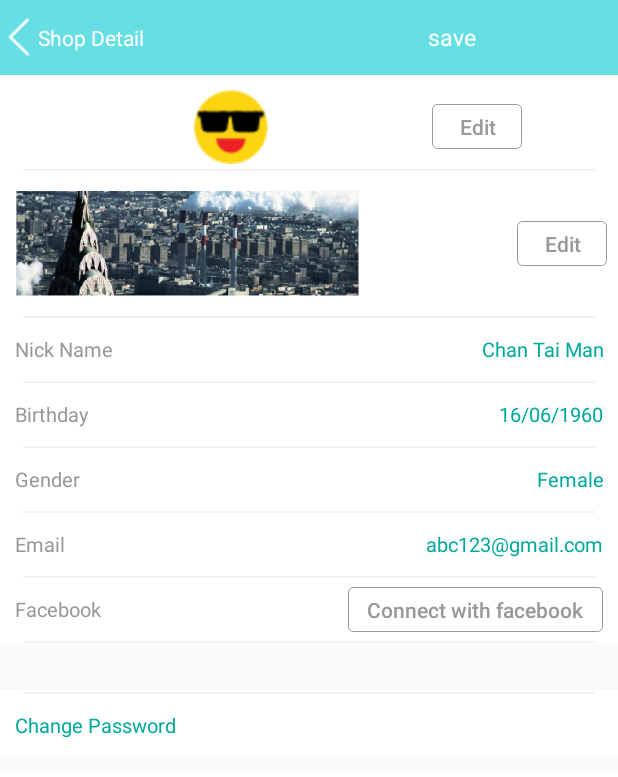
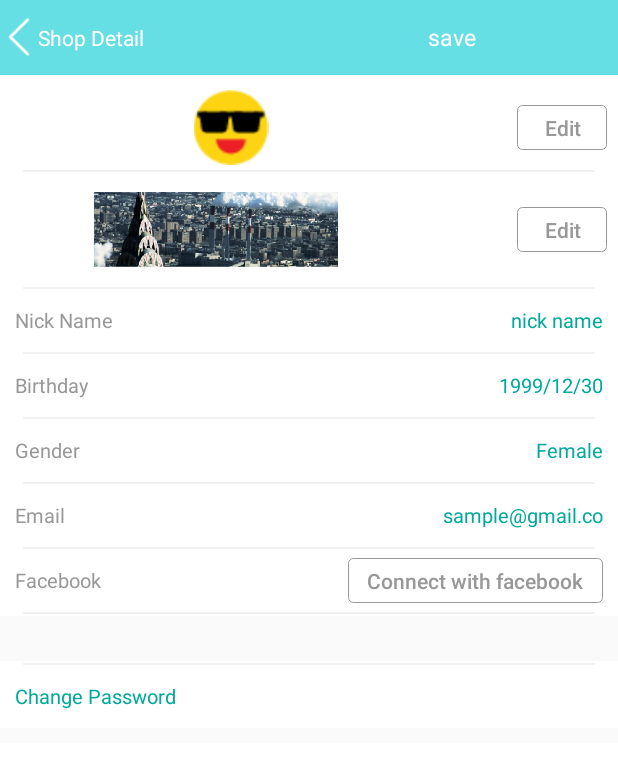
Before and after one commit to kelvinlocc/Shopdaily, an Android app: the Fragment_Profile_shop_owner screen opened directly, with no data from a screen before it, after a tap on "Edit", on a phone screen of 412 x 824 dp. Shown: the top 777 px of the screen. Run offline under Robolectric (Android 15) with nearby library versions, the phone set to English and light mode, and no system bars; 27 statements that could not run were skipped.

Commit message:
get and download and update the image of user icon
going to enable the edit of user's info

```diff
--- a/app/src/main/java/shopdaily/dev/accordhk/com/shopdaily/Activity/profile_shop_owner_edit.java
+++ b/app/src/main/java/shopdaily/dev/accordhk/com/shopdaily/Activity/profile_shop_owner_edit.java
@@ -22,14 +22,22 @@ import android.view.View;
 import android.view.Window;
 import android.view.WindowManager;
 import android.widget.Button;
+import android.widget.EditText;
 import android.widget.ImageView;
 import android.widget.TextView;
 import android.widget.Toast;
 
+import com.androidquery.callback.AjaxStatus;
+
+import org.json.JSONException;
+import org.json.JSONObject;
+
 import java.io.IOException;
 import java.io.InputStream;
 import java.net.URL;
+import java.util.Objects;
 
+import shopdaily.dev.accordhk.com.shopdaily.API_DataModel.Login_Response;
 import shopdaily.dev.accordhk.com.shopdaily.API_DataModel.Login_Response_Data;
 import shopdaily.dev.accordhk.com.shopdaily.R;
 import shopdaily.dev.accordhk.com.shopdaily.Uility.API;
@@ -52,7 +60,7 @@ public class profile_shop_owner_edit extends AppCompatActivity {
     MyPreApp myPreApp;
     String upLoadServerUri;
     Login_Response_Data login_response_data;
-    ImageView imageView;
+    ImageView member_icon;
     String uploadFilePath;
 
     protected void onCreate(Bundle savedInstanceState) {
@@ -65,32 +73,32 @@ public class profile_shop_owner_edit extends AppCompatActivity {
         myApi = new API(this);
         myPreApp = new MyPreApp();
         setContentView(R.layout.fragment_profile_shop_owner_edit);
-        upLoadServerUri ="http://shopdailydev.accordhkcloudapi.com/api/member_profile_image_upload";
+        upLoadServerUri = "http://shopdailydev.accordhkcloudapi.com/api/member_profile_image_upload";
         login_response_data = myPreApp.getLoginResponse().data;
 
 
-        imageView = (ImageView) findViewById(R.id.icon);
-        Log.i(TAG, "onCreate: image url "+login_response_data.member_profile_image);
-        showImageTwo();
-//        imgView.setImageDrawable(LoadImageFromWebOperations(login_response_data.member_profile_image));
+        member_icon = (ImageView) findViewById(R.id.icon);
+        Log.i(TAG, "onCreate: image url " + login_response_data.member_profile_image);
+        if (myPreApp.getBitmapFromURL(login_response_data.member_profile_image) != null) {
+            member_icon.setImageBitmap(myPreApp.getBitmapFromURL(login_response_data.member_profile_image));
+        }
 
-        TextView nick_name = (TextView) findViewById(R.id.txt_nickName);
+
+        EditText nick_name = (EditText) findViewById(R.id.txt_nickName);
         nick_name.setText(login_response_data.member_nick_name);
 
-        TextView birthday = (TextView) findViewById(R.id.birthday);
+        EditText birthday = (EditText) findViewById(R.id.birthday);
         birthday.setText(login_response_data.member_birthday);
 
-        TextView email = (TextView) findViewById(R.id.email);
+        EditText email = (EditText) findViewById(R.id.email);
         email.setText(login_response_data.member_email);
 
-        TextView gender = (TextView) findViewById(R.id.gender);
-        if (login_response_data.member_gender =="1"){
+        EditText gender = (EditText) findViewById(R.id.gender);
+        if (login_response_data.member_gender == "1") {
             gender.setText("Male");
-        }
-        else {
+        } else {
             gender.setText("Female");
         }
-
 
 
         Button upload_profile_pic = (Button) findViewById(R.id.upload_profile);
@@ -168,19 +176,6 @@ public class profile_shop_owner_edit extends AppCompatActivity {
 
     }
 
-    public void showImageTwo() {
-        StrictMode.ThreadPolicy policy = new StrictMode.ThreadPolicy.Builder().permitAll().build();
-        StrictMode.setThreadPolicy(policy);
-        try {
-            URL url = new URL(login_response_data.member_profile_image);
-            imageView.setImageBitmap(BitmapFactory.decodeStream((InputStream)url.getContent()));
-        } catch (IOException e) {
-            Log.e(TAG, e.getMessage());
-        }
-    }
-
-
-
     @Override
     public void onActivityResult(final int requestCode, int resultCode, Intent data) {
         super.onActivityResult(requestCode, resultCode, data);
@@ -223,27 +218,50 @@ public class profile_shop_owner_edit extends AppCompatActivity {
             int columnIndex = cursor.getColumnIndex(filePathColumn[0]);
             imgPath = cursor.getString(columnIndex);
             cursor.close();
-            ImageView imgView = (ImageView) findViewById(R.id.icon);
-            // Set the Image in ImageView
-            imgView.setImageBitmap(BitmapFactory
-                    .decodeFile(imgPath));
+
             // Get the Image's file name
             String fileNameSegments[] = imgPath.split("/");
             fileName = fileNameSegments[fileNameSegments.length - 1];
             // Put file name in Async Http Post Param which will used in Php web app
             Log.i(TAG, "onActivityResult: fileName " + fileName);
-            if (uploadFilePath != "") {
-                int result = myPreApp.uploadImage("654321","1",login_response_data.member_session,uploadFilePath);
-                if(result==1){
+            if (!Objects.equals(uploadFilePath, "")) {
+                int result = myPreApp.uploadImage("654321", "1", login_response_data.member_session, uploadFilePath);
+                if (result == 1) {
                     Toast.makeText(profile_shop_owner_edit.this, "file is uploaded", Toast.LENGTH_SHORT).show();
-                }
-                else {
+                    ImageView imgView = (ImageView) findViewById(R.id.icon);
+                    // Set the Image in ImageView
+                    imgView.setImageBitmap(BitmapFactory
+                            .decodeFile(imgPath));
+                    Log.i(TAG, "onFinished: session before"+login_response_data.member_session);
+                    updateLoginResponse();
+
+
+                } else {
                     Toast.makeText(profile_shop_owner_edit.this, "file upload failed", Toast.LENGTH_SHORT).show();
                 }
 
             }
 
         }
+    }
+    public void updateLoginResponse() {
+        Log.i(TAG, "updateLoginResponse: ");
+        myApi.login(login_response_data.member_email,login_response_data.member_password, new API.onAjaxFinishedListener() {
+            @Override
+            public void onFinished(String url, String json, AjaxStatus status) throws JSONException {
+                JSONObject jsonObject = new JSONObject(json);
+                jsonObject = jsonObject.getJSONObject("data");
+                Login_Response loginResponse = myPreApp.getLoginResponse();
+                loginResponse.data.member_session = jsonObject.getString("member_session");
+                loginResponse.data.member_profile_image = jsonObject.getString("member_profile_image");
+                login_response_data = loginResponse.data;
+                myPreApp.setLoginResponse(loginResponse);
+                Log.i(TAG, "onFinished: session after"+loginResponse.data.member_session);
+                Log.d(TAG, "onFinished: member image: "+loginResponse.data.member_profile_image);
+
+            }
+        });
+
     }
 
     public String getRealPathFromURI(Uri uri) {
@@ -255,9 +273,6 @@ public class profile_shop_owner_edit extends AppCompatActivity {
         cursor.moveToFirst();
         return cursor.getString(column_index);
     }
-
-
-
 
 
     @Override
--- a/app/src/main/java/shopdaily/dev/accordhk/com/shopdaily/Adapter/Fragment_Favourite_feed_adapter.java
+++ b/app/src/main/java/shopdaily/dev/accordhk/com/shopdaily/Adapter/Fragment_Favourite_feed_adapter.java
@@ -86,7 +86,7 @@ public class Fragment_Favourite_feed_adapter extends BaseAdapter implements AbsL
         {
             rowView = inflater.inflate(R.layout.fragment_favourite_feed_list, null);
             holder.tv = (TextView) rowView.findViewById(R.id.shop_name);
-            holder.img = (ImageView) rowView.findViewById(R.id.user_icon);
+            holder.img = (ImageView) rowView.findViewById(R.id.member_profile_image);
             holder.tv.setText(result[position]);
             holder.img.setImageResource(imageId[position]);
             rowView.setOnClickListener(new View.OnClickListener() {
--- a/app/src/main/java/shopdaily/dev/accordhk/com/shopdaily/Adapter/Fragment_Favourite_shop_adapter.java
+++ b/app/src/main/java/shopdaily/dev/accordhk/com/shopdaily/Adapter/Fragment_Favourite_shop_adapter.java
@@ -86,7 +86,7 @@ public class Fragment_Favourite_shop_adapter extends BaseAdapter implements AbsL
 
 //            Log.i("check_", result[position] + " added!");
         holder.Shop_Name = (TextView) view.findViewById(R.id.shop_name);
-        holder.shop_icon = (ImageView) view.findViewById(R.id.user_icon);
+        holder.shop_icon = (ImageView) view.findViewById(R.id.member_profile_image);
         holder.Favour = (ImageView) view.findViewById(R.id.imgB_favour);
         holder.Favour.setColorFilter(0xff999999, PorterDuff.Mode.MULTIPLY);
 
--- a/app/src/main/java/shopdaily/dev/accordhk/com/shopdaily/Adapter/Fragment_Profile_lv_adapter.java
+++ b/app/src/main/java/shopdaily/dev/accordhk/com/shopdaily/Adapter/Fragment_Profile_lv_adapter.java
@@ -71,7 +71,7 @@ public class Fragment_Profile_lv_adapter extends BaseAdapter implements AbsListV
         View rowView;
         rowView = inflater.inflate(R.layout.fragment_profile_lv_entry, null);
         holder.tv=(TextView) rowView.findViewById(R.id.shop_name);
-        holder.img=(ImageView) rowView.findViewById(R.id.user_icon);
+        holder.img=(ImageView) rowView.findViewById(R.id.member_profile_image);
         holder.tv.setText(result[position]);
         holder.img.setImageResource(imageId[position]);
         rowView.setOnClickListener(new View.OnClickListener() {
--- a/app/src/main/java/shopdaily/dev/accordhk/com/shopdaily/Adapter/commentListView_adapter.java
+++ b/app/src/main/java/shopdaily/dev/accordhk/com/shopdaily/Adapter/commentListView_adapter.java
@@ -18,7 +18,6 @@ import android.widget.ImageView;
 import android.widget.TextView;
 
 import java.util.ArrayList;
-import java.util.List;
 
 import shopdaily.dev.accordhk.com.shopdaily.DataModel.FeedDataModel;
 import shopdaily.dev.accordhk.com.shopdaily.R;
@@ -106,7 +105,7 @@ public class commentListView_adapter extends BaseAdapter implements AbsListView.
         TextView comment_timeline = (TextView) view.findViewById(R.id.timePast);
         comment_timeline.setText(Integer.toString(timeList.get(position))+ " min");
 //
-        ImageView userIcon = (ImageView) view.findViewById(R.id.user_icon);
+        ImageView userIcon = (ImageView) view.findViewById(R.id.member_profile_image);
         Bitmap bitmap = BitmapFactory.decodeResource(context.getResources(),userIconList.get(position));
         bitmap = getCroppedBitmap(bitmap);
 //
--- a/app/src/main/java/shopdaily/dev/accordhk/com/shopdaily/Fragment/Fragment_Profile_shop_owner.java
+++ b/app/src/main/java/shopdaily/dev/accordhk/com/shopdaily/Fragment/Fragment_Profile_shop_owner.java
@@ -3,10 +3,12 @@ package shopdaily.dev.accordhk.com.shopdaily.Fragment;
 import android.content.Intent;
 import android.os.Bundle;
 import android.support.v4.app.Fragment;
+import android.util.Log;
 import android.view.LayoutInflater;
 import android.view.View;
 import android.view.ViewGroup;
 import android.widget.Button;
+import android.widget.ImageView;
 import android.widget.TextView;
 
 import shopdaily.dev.accordhk.com.shopdaily.API_DataModel.Login_Response_Data;
@@ -23,6 +25,8 @@ public class Fragment_Profile_shop_owner extends Fragment {
     private static String TAG = "Fragment_Profile_shop_owner ";
     TextView nick_name, birthday;
     MyPreApp myPreApp;
+    ImageView member_profile_image;
+    Login_Response_Data login_response_data;
 
     @Override
     public void onCreate(Bundle savedInstanceState) {
@@ -36,7 +40,21 @@ public class Fragment_Profile_shop_owner extends Fragment {
 
         View view = inflater.inflate(R.layout.fragment_profile_shop_owner, container, false);
         myPreApp = new MyPreApp();
-        Login_Response_Data login_response_data = myPreApp.getLoginResponse().data;
+        login_response_data = myPreApp.getLoginResponse().data;
+
+        ImageView member_gender = (ImageView) view.findViewById(R.id.member_gender);
+        if (login_response_data.member_gender == "1"){
+            member_gender.setImageDrawable(getResources().getDrawable(R.drawable.male));
+        }
+        else if (login_response_data.member_gender=="2"){
+            member_gender.setImageDrawable(getResources().getDrawable(R.drawable.female));
+        }
+
+        member_profile_image = (ImageView) view.findViewById(R.id.member_profile_image);
+        if (myPreApp.getBitmapFromURL(login_response_data.member_profile_image) != null){
+            member_profile_image.setImageBitmap(myPreApp.getBitmapFromURL(login_response_data.member_profile_image));
+        }
+
 
         nick_name = (TextView) view.findViewById(R.id.member_nick_name);
         nick_name.setText(login_response_data.member_nick_name);
@@ -68,4 +86,27 @@ public class Fragment_Profile_shop_owner extends Fragment {
 
 
     }
+    @Override
+    public void onResume()
+    {  // After a pause OR at startup
+        super.onResume();
+        login_response_data = myPreApp.getLoginResponse().data;
+        updateView();
+
+        //Refresh your stuff here
+    }
+
+    public void updateView (){
+        Log.i(TAG, "updateView: ");
+        Log.i(TAG, "updateView: login_response_data.member_profile_image "+login_response_data.member_profile_image);
+        if (myPreApp.getBitmapFromURL(login_response_data.member_profile_image) != null){
+            Log.d(TAG, "onFinished: member image: "+login_response_data.member_profile_image);
+
+            member_profile_image.setImageBitmap(myPreApp.getBitmapFromURL(login_response_data.member_profile_image));
+        }
+        nick_name.setText(login_response_data.member_nick_name);
+        birthday.setText(login_response_data.member_birthday);
+
+
+    }
 }
--- a/app/src/main/res/layout/feed_comment_list.xml
+++ b/app/src/main/res/layout/feed_comment_list.xml
@@ -17,7 +17,7 @@
         android:layout_marginRight="10dp">
 
         <ImageView
-            android:id="@+id/user_icon"
+            android:id="@+id/member_profile_image"
             android:layout_gravity="center"
             android:layout_width="35dp"
             android:layout_height="35dp"
--- a/app/src/main/res/layout/fragment_favourite_feed_list.xml
+++ b/app/src/main/res/layout/fragment_favourite_feed_list.xml
@@ -17,7 +17,7 @@
         android:layout_marginRight="10dp">
 
         <ImageView
-            android:id="@+id/user_icon"
+            android:id="@+id/member_profile_image"
             android:layout_gravity="center"
             android:layout_width="70dp"
             android:layout_height="70dp"
--- a/app/src/main/res/layout/fragment_favourite_shop_list.xml
+++ b/app/src/main/res/layout/fragment_favourite_shop_list.xml
@@ -17,7 +17,7 @@
         android:layout_marginRight="10dp">
 
         <ImageView
-            android:id="@+id/user_icon"
+            android:id="@+id/member_profile_image"
             android:layout_gravity="center"
             android:layout_width="48dp"
             android:layout_height="48dp"
--- a/app/src/main/res/layout/fragment_profile.xml
+++ b/app/src/main/res/layout/fragment_profile.xml
@@ -64,7 +64,7 @@
                             android:textAppearance="?android:attr/textAppearanceSmall"
                             android:text="100"
                             android:textColor="@color/yellow"
-                            android:id="@+id/money"
+                            android:id="@+id/package_coin_amount"
                             android:layout_gravity="center" />
 
                         <ImageButton
--- a/app/src/main/res/layout/fragment_profile_lv_entry.xml
+++ b/app/src/main/res/layout/fragment_profile_lv_entry.xml
@@ -63,7 +63,7 @@
             >
 
             <ImageView
-                android:id="@+id/user_icon"
+                android:id="@+id/member_profile_image"
                 android:layout_gravity="center"
                 android:layout_width="70dp"
                 android:layout_height="70dp"
--- a/app/src/main/res/layout/fragment_profile_shop_owner.xml
+++ b/app/src/main/res/layout/fragment_profile_shop_owner.xml
@@ -34,7 +34,7 @@
                     android:scaleType="centerCrop" />
 
                 <ImageView
-                    android:id="@+id/imageView14"
+                    android:id="@+id/member_profile_image"
                     android:layout_width="60dp"
                     android:layout_height="60dp"
                     android:layout_marginTop="85dp"
@@ -79,8 +79,8 @@
                         <ImageView
                             android:layout_width="wrap_content"
                             android:layout_height="wrap_content"
-                            android:id="@+id/gendar"
-                            android:src="@drawable/male"
+                            android:id="@+id/member_gender"
+                            android:src="@drawable/gender_unknow"
                             android:scaleType="fitCenter"
                             android:padding="6dp"
                             android:layout_marginLeft="5dp" />
--- a/app/src/main/res/layout/fragment_profile_shop_owner_edit.xml
+++ b/app/src/main/res/layout/fragment_profile_shop_owner_edit.xml
@@ -80,7 +80,7 @@
 
                 <ImageView
                     android:layout_width="wrap_content"
-                    android:layout_height="49dp"
+                    android:layout_height="50dp"
                     android:id="@+id/icon"
                     android:src="@drawable/react_1"
                     android:layout_marginLeft="20dp"
@@ -94,14 +94,14 @@
                 android:layout_height="match_parent"
                 android:baselineAligned="false"
                 android:clickable="false"
-                android:layout_weight="3">
+                android:layout_weight="3"
+                android:gravity="right">
 
                 <Button
                     android:id="@+id/upload_profile"
                     android:layout_width="60dp"
                     android:textAllCaps="false"
                     android:layout_height="30dp"
-                    android:layout_gravity="center"
                     android:adjustViewBounds="true"
                     android:scaleType="fitCenter"
                     android:text="@string/edit"
@@ -109,7 +109,8 @@
                     android:background="@drawable/my_button_bg_2"
                     android:clickable="true"
                     android:contextClickable="true"
-                    android:layout_marginRight="70dp" />
+                    android:layout_gravity="center"
+                    android:layout_marginRight="7dp" />
             </LinearLayout>
 
         </LinearLayout>
@@ -126,33 +127,36 @@
         <LinearLayout
             android:orientation="horizontal"
             android:layout_width="match_parent"
-            android:layout_height="70dp"
-            android:weightSum="1"
+            android:layout_height="wrap_content"
+            android:weightSum="10"
             android:background="@color/white"
             android:layout_marginTop="10dp"
             android:layout_marginBottom="10dp">
 
             <LinearLayout
                 android:orientation="horizontal"
-                android:layout_width="fill_parent"
+                android:layout_width="0dp"
                 android:layout_height="match_parent"
                 android:baselineAligned="false"
                 android:clickable="false"
-                android:gravity="right">
+                android:layout_weight="7">
 
                 <ImageView
-                    android:layout_width="250dp"
-                    android:layout_height="match_parent"
+                    android:layout_width="wrap_content"
+                    android:layout_height="50dp"
                     android:id="@+id/imageView12"
                     android:src="@drawable/profile_bg" />
 
+            </LinearLayout>
+
             <LinearLayout
                 android:orientation="horizontal"
-                    android:layout_width="fill_parent"
+                android:layout_width="0dp"
                 android:layout_height="match_parent"
                 android:baselineAligned="false"
                 android:clickable="false"
-                    android:gravity="right">
+                android:gravity="right"
+                android:layout_weight="3">
 
                 <Button
                     android:id="@+id/button"
@@ -168,8 +172,6 @@
                     android:clickable="true"
                     android:contextClickable="true"
                     android:layout_marginRight="7dp" />
-                </LinearLayout>
-
             </LinearLayout>
 
         </LinearLayout>
@@ -207,16 +209,16 @@
                 android:layout_height="match_parent"
                 android:gravity="end" >
 
-                <TextView
-                    android:layout_width="200dp"
+                <EditText
+                    android:layout_width="wrap_content"
                     android:layout_height="wrap_content"
-                    android:textAppearance="?android:attr/textAppearanceMedium"
-                    android:text="Chan Tai Man"
+                    android:id="@+id/txt_nickName"
+                    android:text="nick name"
+                    android:singleLine="false"
+                    android:maxLength="15"
+                    android:background="@android:color/transparent"
+                    android:textColor="@color/color_pressed"
                     android:textSize="13dp"
-
-                    android:textColor="@color/color_pressed"
-                    android:id="@+id/txt_nickName"
-                    android:gravity="right"
                     android:layout_gravity="center" />
 
             </LinearLayout>
@@ -254,16 +256,18 @@
                 android:layout_height="match_parent"
                 android:gravity="end" >
 
-                <TextView
-                    android:layout_width="200dp"
+                <EditText
+                    android:layout_width="wrap_content"
                     android:layout_height="wrap_content"
-                    android:textAppearance="?android:attr/textAppearanceMedium"
-                    android:text="16/06/1960"
+                    android:id="@+id/birthday"
+                    android:text="1999/12/30"
+                    android:singleLine="false"
+                    android:maxLength="15"
+                    android:background="@android:color/transparent"
+                    android:textColor="@color/color_pressed"
                     android:textSize="13dp"
-                    android:textColor="@color/color_pressed"
-                    android:id="@+id/birthday"
-                    android:gravity="right"
                     android:layout_gravity="center" />
+
             </LinearLayout>
         </LinearLayout>
 
@@ -299,16 +303,18 @@
                 android:layout_height="match_parent"
                 android:gravity="end" >
 
-                <TextView
-                    android:layout_width="200dp"
+                <EditText
+                    android:layout_width="wrap_content"
                     android:layout_height="wrap_content"
-                    android:textAppearance="?android:attr/textAppearanceMedium"
-                    android:text="Male"
+                    android:id="@+id/gender"
+                    android:text="male"
+                    android:singleLine="false"
+                    android:maxLength="15"
+                    android:background="@android:color/transparent"
+                    android:textColor="@color/color_pressed"
                     android:textSize="13dp"
-                    android:textColor="@color/color_pressed"
-                    android:id="@+id/gender"
-                    android:gravity="right"
                     android:layout_gravity="center" />
+
             </LinearLayout>
         </LinearLayout>
 
@@ -344,16 +350,18 @@
                 android:layout_height="match_parent"
                 android:gravity="end" >
 
-                <TextView
-                    android:layout_width="200dp"
+                <EditText
+                    android:layout_width="wrap_content"
                     android:layout_height="wrap_content"
-                    android:textAppearance="?android:attr/textAppearanceMedium"
-                    android:text="abc123@gmail.com"
+                    android:id="@+id/email"
+                    android:text="sample@gmail.com"
+                    android:singleLine="false"
+                    android:maxLength="15"
+                    android:background="@android:color/transparent"
+                    android:textColor="@color/color_pressed"
                     android:textSize="13dp"
-                    android:textColor="@color/color_pressed"
-                    android:id="@+id/email"
-                    android:gravity="right"
                     android:layout_gravity="center" />
+
             </LinearLayout>
         </LinearLayout>
 
```
Also changed, not shown: app/src/main/java/shopdaily/dev/accordhk/com/shopdaily/Activity/LoginEmail.java (+10 -9 lines), app/src/main/java/shopdaily/dev/accordhk/com/shopdaily/Fragment/Fragment_Profile.java (+10 -1 lines), app/src/main/java/shopdaily/dev/accordhk/com/shopdaily/Uility/MyPreApp.java (+24 -0 lines), app/src/main/res/layout/fragment_default.xml (+4 -4 lines), app/src/main/res/drawable/female.png (added), app/src/main/res/drawable/gender_unknow.png (added), app/src/main/res/drawable/male.png, 3 other files. Lines whose indentation alone changed are shown as unchanged.
